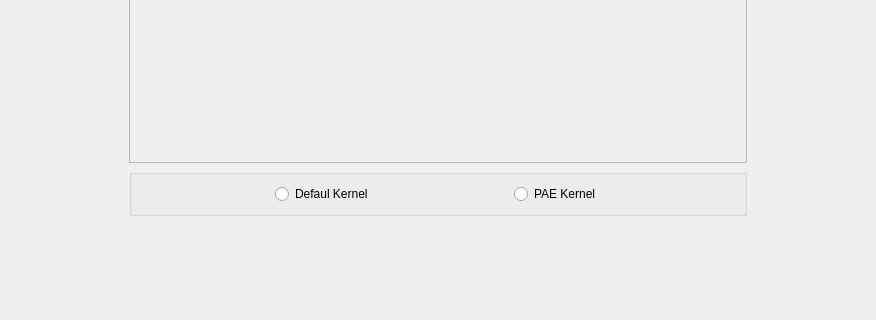
First picture: the form in yali4/gui/Ui/autoinstallationwidget.ui, repository dadas45li/yali, before the edit; both pictures show x 0 to 876 and y 246 to 566 of the 876 by 566 pixel window.
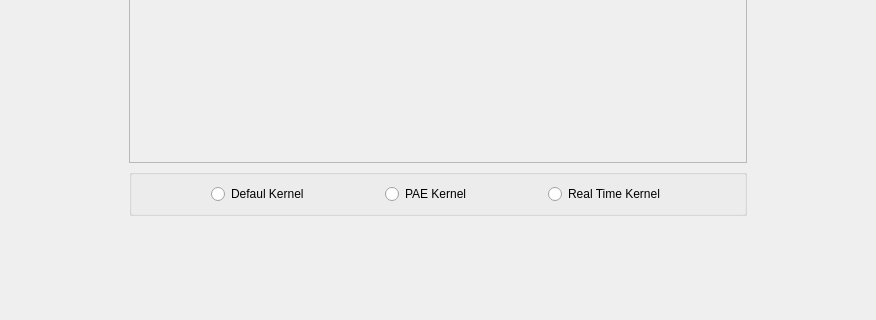
Second picture: the form after the edit.

Commit message: Add RT Kernel radioButton

```diff
--- a/yali4/gui/Ui/autoinstallationwidget.ui
+++ b/yali4/gui/Ui/autoinstallationwidget.ui
@@ -118,7 +118,7 @@
           </property>
          </spacer>
         </item>
-        <item row="0" column="4">
+        <item row="0" column="6">
          <spacer name="horizontalSpacer_4">
           <property name="orientation">
            <enum>Qt::Horizontal</enum>
@@ -144,6 +144,26 @@
           </property>
          </spacer>
         </item>
+        <item row="0" column="5">
+         <widget class="QRadioButton" name="radioRTKernel">
+          <property name="text">
+           <string>Real Time Kernel</string>
+          </property>
+         </widget>
+        </item>
+        <item row="0" column="4">
+         <spacer name="horizontalSpacer_6">
+          <property name="orientation">
+           <enum>Qt::Horizontal</enum>
+          </property>
+          <property name="sizeHint" stdset="0">
+           <size>
+            <width>40</width>
+            <height>20</height>
+           </size>
+          </property>
+         </spacer>
+        </item>
        </layout>
       </widget>
      </item>
```
